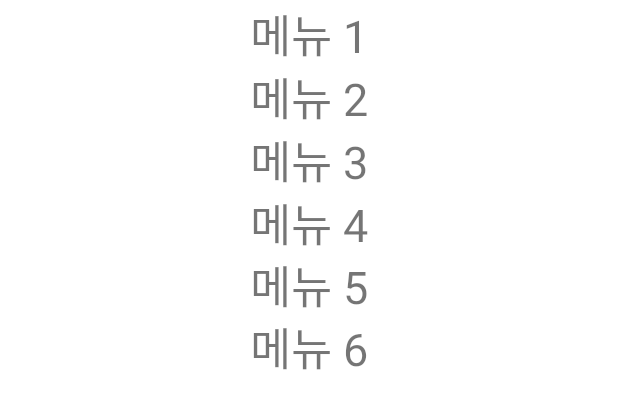
After one commit to leeugun123/domitory_meal, an Android app: the layout meal.xml on its own in the app's theme, with its tools: preview values and no code run, on a phone screen of 412 x 824 dp. The commit adds this screen. Shown: the top 409 px of the screen. Run offline under Robolectric (Android 15) with nearby library versions, the phone set to English and light mode, and no system bars; network calls fail.

```diff
--- /dev/null
+++ b/app/src/main/res/layout/meal.xml
@@ -0,0 +1,78 @@
+<?xml version="1.0" encoding="utf-8"?>
+<LinearLayout xmlns:android="http://schemas.android.com/apk/res/android"
+    android:layout_width="match_parent"
+    android:layout_height="250dp"
+    android:orientation="vertical">
+
+    <TextView
+        android:id="@+id/menu1"
+        android:layout_weight="1"
+        android:layout_width="match_parent"
+        android:layout_height="wrap_content"
+        android:text="메뉴 1"
+        android:textAlignment="center"
+        android:gravity="center"
+        android:textSize="30sp"
+        />
+
+    <TextView
+        android:id="@+id/menu2"
+        android:layout_width="match_parent"
+        android:layout_height="wrap_content"
+        android:layout_weight="1"
+        android:text="메뉴 2"
+        android:textAlignment="center"
+        android:gravity="center"
+        android:textSize="30sp"
+        />
+
+    <TextView
+        android:id="@+id/menu3"
+        android:layout_width="match_parent"
+        android:layout_height="wrap_content"
+        android:text="메뉴 3"
+        android:layout_weight="1"
+        android:textAlignment="center"
+        android:gravity="center"
+        android:textSize="30sp"
+        />
+
+    <TextView
+        android:id="@+id/menu4"
+        android:layout_width="match_parent"
+        android:layout_height="wrap_content"
+        android:text="메뉴 4"
+        android:layout_weight="1"
+        android:textAlignment="center"
+        android:gravity="center"
+        android:textSize="30sp"
+        />
+
+    <TextView
+        android:id="@+id/menu5"
+        android:layout_width="match_parent"
+        android:layout_height="wrap_content"
+        android:text="메뉴 5"
+        android:layout_weight="1"
+        android:textAlignment="center"
+        android:gravity="center"
+        android:textSize="30sp"
+        />
+
+    <TextView
+        android:id="@+id/menu6"
+        android:layout_width="match_parent"
+        android:layout_height="wrap_content"
+        android:text="메뉴 6"
+        android:layout_weight="1"
+        android:textAlignment="center"
+        android:gravity="center"
+        android:textSize="30sp"
+        />
+
+
+
+
+
+
+</LinearLayout>
```
Also changed, not shown: app/build.gradle (+7 -1 lines), app/src/main/java/org/techtown/domitory_meal/MainActivity.kt (+17 -6 lines), app/src/main/java/org/techtown/domitory_meal/MealData.kt (added, +12 -0 lines), app/src/main/java/org/techtown/domitory_meal/RecyclerMealAdapter.kt (added, +52 -0 lines), app/src/main/res/layout/activity_main.xml (+12 -11 lines).
